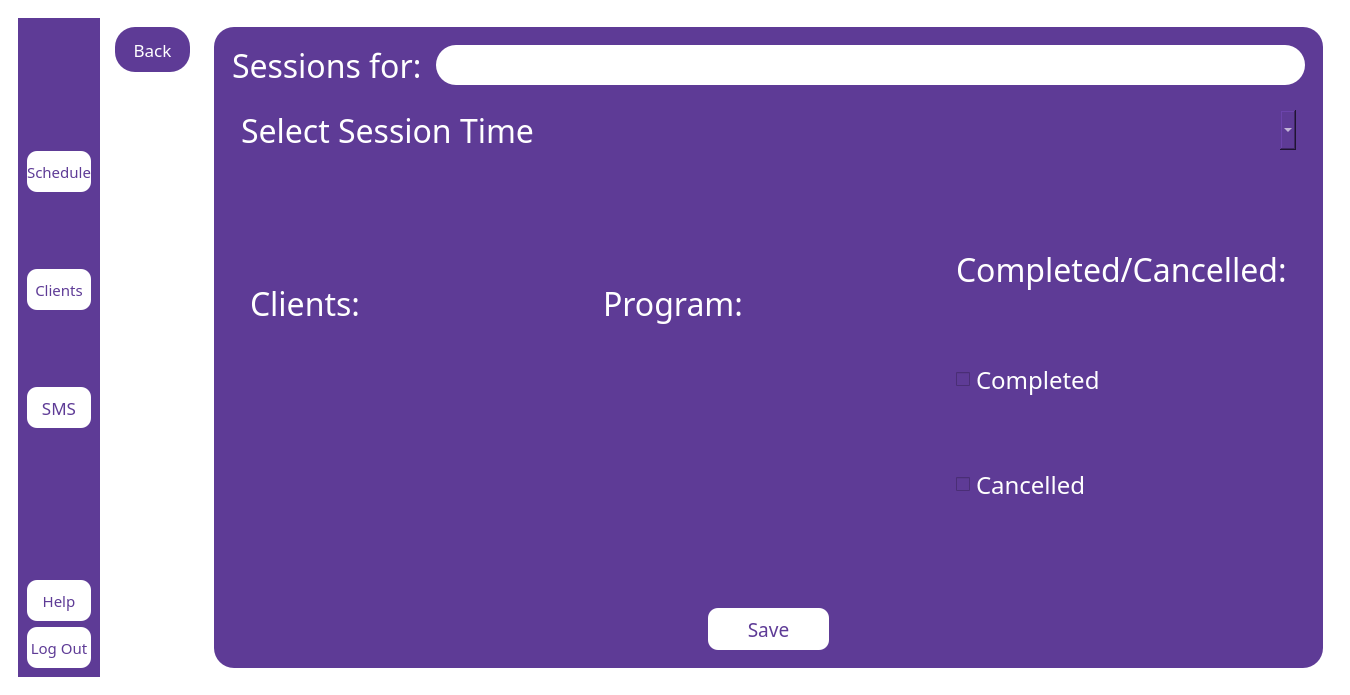
Before: the Qt Designer form qt/specifictime.ui in e-zeks/softeng, drawn with Qt 5.
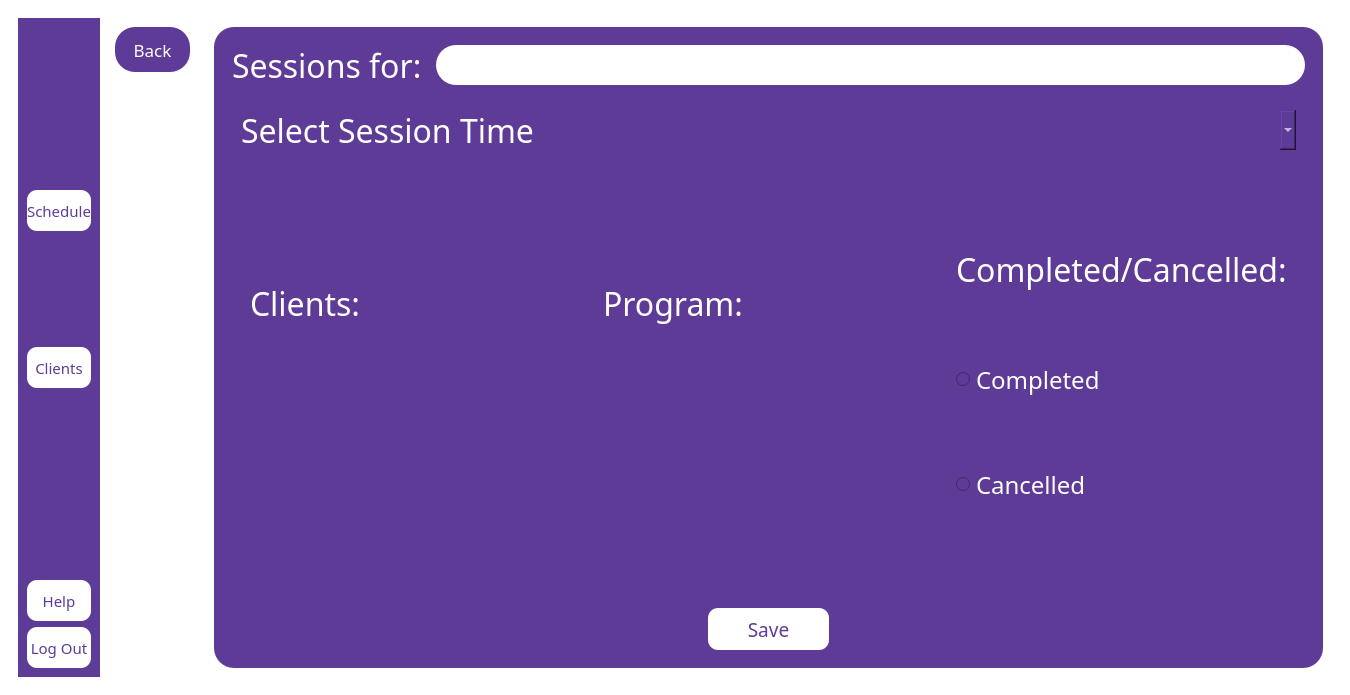
After: the same form once the commit is applied. Icons and pictures are not drawn.

Patch:
```diff
--- a/qt/specifictime.ui
+++ b/qt/specifictime.ui
@@ -154,39 +154,6 @@
                </property>
               </widget>
              </item>
-             <item>
-              <widget class="QPushButton" name="sms">
-               <property name="sizePolicy">
-                <sizepolicy hsizetype="Fixed" vsizetype="Fixed">
-                 <horstretch>0</horstretch>
-                 <verstretch>0</verstretch>
-                </sizepolicy>
-               </property>
-               <property name="maximumSize">
-                <size>
-                 <width>121</width>
-                 <height>41</height>
-                </size>
-               </property>
-               <property name="font">
-                <font>
-                 <family>Arial Black</family>
-                 <pointsize>13</pointsize>
-                </font>
-               </property>
-               <property name="styleSheet">
-                <string notr="true">QPushButton
-{
-background-color:white ;
-color:#5e3b96;
- border-radius:10px;
-}</string>
-               </property>
-               <property name="text">
-                <string>SMS</string>
-               </property>
-              </widget>
-             </item>
             </layout>
            </widget>
           </item>
@@ -712,7 +679,7 @@
                        </widget>
                       </item>
                       <item>
-                       <widget class="QCheckBox" name="checkBox">
+                       <widget class="QRadioButton" name="completed">
                         <property name="minimumSize">
                          <size>
                           <width>200</width>
@@ -726,7 +693,7 @@
                          </font>
                         </property>
                         <property name="styleSheet">
-                         <string notr="true">QCheckBox{
+                         <string notr="true">QRadioButton{
 color:white;
 }</string>
                         </property>
@@ -742,7 +709,7 @@
                        </widget>
                       </item>
                       <item>
-                       <widget class="QCheckBox" name="checkBox_2">
+                       <widget class="QRadioButton" name="cancelled">
                         <property name="font">
                          <font>
                           <family>Arial Black</family>
@@ -750,7 +717,7 @@
                          </font>
                         </property>
                         <property name="styleSheet">
-                         <string notr="true">QCheckBox{
+                         <string notr="true">QRadioButton{
 color:white;
 }</string>
                         </property>
```
Left out of the diff: 4 changed lines with no effect on the pictures.
